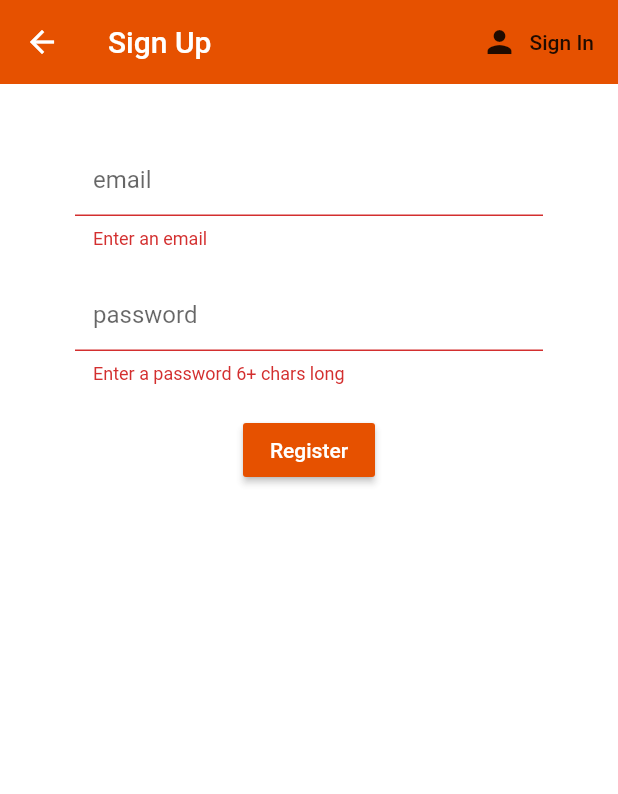
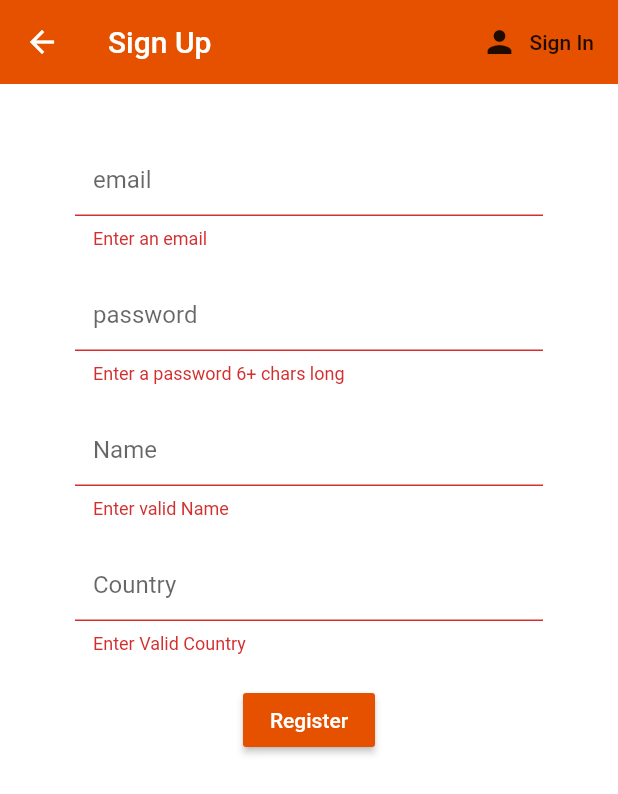
Before and after one commit to adarshrai100/Flutter_Firebase_Auth, a Flutter app: the Register screen opened directly, after a tap on "Register", on a phone screen of 412 x 824 dp. Shown: the top 794 px of the screen. Run offline on Flutter 3.47's test engine with Material 2 defaults, Android fonts, the phone set to English and light mode, and no system bars; our stand-ins replace cloud_firestore, firebase_auth, firebase_core, flutter_spinkit, simple_animations; accounts and stored records are empty.

Commit message:
Custom Fields with CLoud Firestore Link

```diff
--- a/flutter_firebase_auth/lib/models/CustomUser.dart
+++ b/flutter_firebase_auth/lib/models/CustomUser.dart
@@ -2,6 +2,22 @@ class CustomUser{
 
   final String uid;
 
+
   CustomUser({this.uid});
 
+ // CustomUser(this.uid,this.name,this.country);
+
 }
+
+class CustomUserFields{
+  String name;
+  String country;
+
+  CustomUserFields(this.name,this.country);
+
+  Map<String, dynamic> toJson() => {
+    'country': country,
+    'name': name,
+  };
+
+}
--- a/flutter_firebase_auth/lib/screens/authenticate/register.dart
+++ b/flutter_firebase_auth/lib/screens/authenticate/register.dart
@@ -1,8 +1,12 @@
 
+import 'package:firebase_auth/firebase_auth.dart';
+import 'package:flutter/cupertino.dart';
 import 'package:flutter/material.dart';
+import 'package:flutter_firebase_auth/models/CustomUser.dart';
 import 'package:flutter_firebase_auth/services/auth.dart';
 import 'package:flutter_firebase_auth/shared/constants.dart';
 import 'package:flutter_firebase_auth/shared/loading.dart';
+import 'package:provider/provider.dart';
 
 class Register extends StatefulWidget {
 
@@ -15,6 +19,7 @@ class Register extends StatefulWidget {
 
 class _RegisterState extends State<Register> {
 
+
   final AuthService _auth = AuthService();
   final _formKey = GlobalKey<FormState>();
   bool loading=false;
@@ -22,7 +27,11 @@ class _RegisterState extends State<Register> {
   // text field state
   String email = '';
   String password = '';
+  String name='';
+  String country='';
   String error = '';
+
+  TextEditingController _userCountryController = TextEditingController();
 
   @override
   Widget build(BuildContext context) {
@@ -64,6 +73,23 @@ class _RegisterState extends State<Register> {
                 },
               ),
               SizedBox(height: 20.0),
+              TextFormField(
+                decoration: textInputDecoration.copyWith(hintText: 'Name'),
+                validator: (val) => val.isEmpty ? 'Enter valid Name' : null,
+                onChanged: (val) {
+                  setState(() => name = val);
+                },
+              ),
+              SizedBox(height: 20.0),
+              TextFormField(
+                controller: _userCountryController,
+                decoration: textInputDecoration.copyWith(hintText: 'Country'),
+                validator: (val) => val.isEmpty  ? 'Enter Valid Country' : null,
+                onChanged: (val) {
+                  setState(() => country = val);
+                },
+              ),
+              SizedBox(height: 20.0),
               RaisedButton(
                   color: Colors.orange[900],
                   child: Text(
@@ -75,7 +101,8 @@ class _RegisterState extends State<Register> {
                       setState(() {
                         loading = true;
                       });
-                      dynamic result = await _auth.registerWithEmailAndPassword(email, password);
+                      CustomUserFields customUserFields =CustomUserFields(name,country);
+                      dynamic result = await _auth.registerWithEmailAndPassword(email, password,customUserFields);
                       if(result == null) {
                         setState(() {
                           loading = false;
@@ -83,6 +110,9 @@ class _RegisterState extends State<Register> {
                         });
                       }
                     }
+
+                   // customUserFields.country =_userCountryController.text;
+                    //final uid = Provider.of(context).auth.getCurrentUID();
                   }
               ),
               SizedBox(height: 12.0),
--- a/flutter_firebase_auth/lib/screens/wrapper.dart
+++ b/flutter_firebase_auth/lib/screens/wrapper.dart
@@ -1,3 +1,4 @@
+import 'package:cloud_firestore/cloud_firestore.dart';
 import 'package:flutter/material.dart';
 import 'package:flutter_firebase_auth/models/CustomUser.dart';
 import 'package:flutter_firebase_auth/screens/authenticate/authenticate.dart';
```
Also changed, not shown: flutter_firebase_auth/lib/screens/home/home.dart (+32 -3 lines), flutter_firebase_auth/lib/services/auth.dart (+21 -1 lines), flutter_firebase_auth/pubspec.lock, 1 other file.
